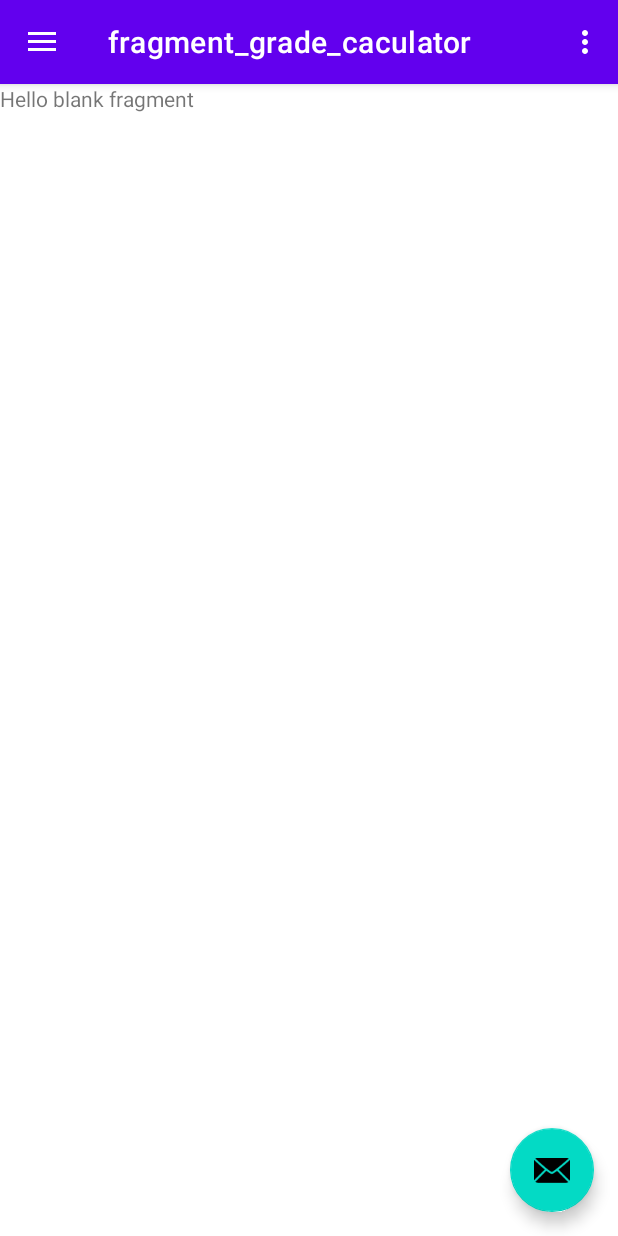
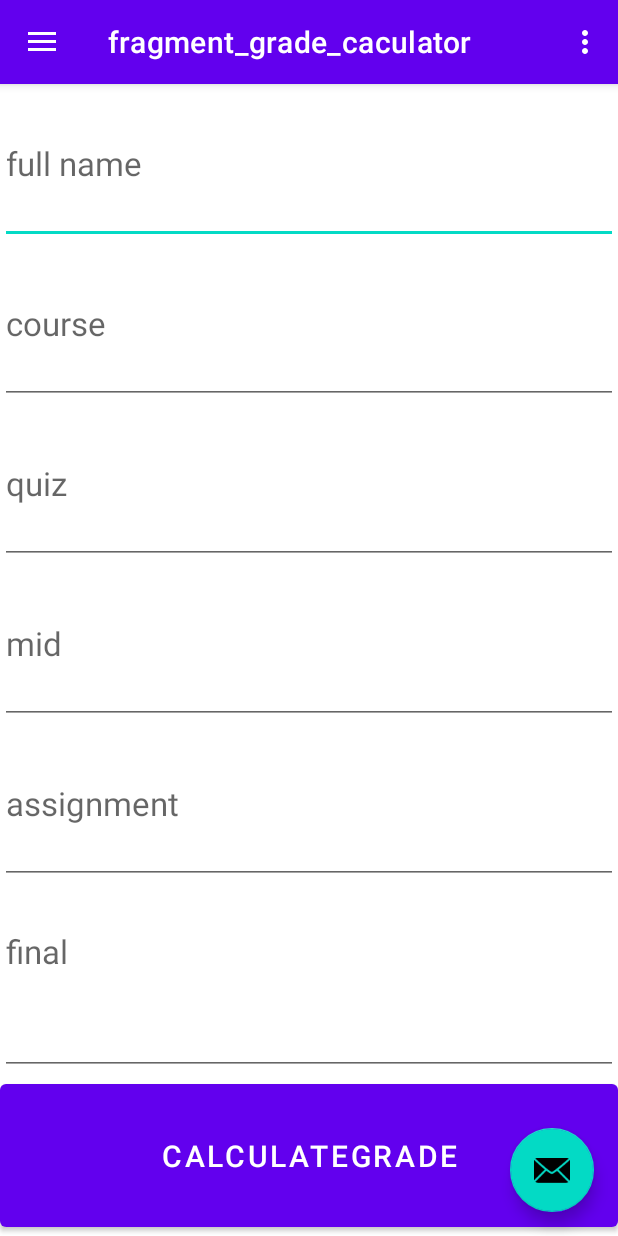
Before and after one commit to dhha/MasterMind, an Android app: the screen it shows after launch (MainActivity), in the side drawer, after a tap on "Grade Calculator", on a phone screen of 412 x 824 dp. Run offline under Robolectric (Android 15) with nearby library versions, the light colour scheme and no system bars; our stand-ins replace navigation-ui.

Commit message:
grade, grade dao and grade database added layout added

```diff
--- a/app/build.gradle
+++ b/app/build.gradle
@@ -40,6 +40,7 @@ android {
 
 dependencies {
 
+    implementation 'androidx.wear.tiles:tiles-material:1.1.0'
     def room_version = "2.5.1"
     def nav_version = "2.5.3"
 
--- a/app/src/main/AndroidManifest.xml
+++ b/app/src/main/AndroidManifest.xml
@@ -1,8 +1,12 @@
 <?xml version="1.0" encoding="utf-8"?>
 <manifest xmlns:android="http://schemas.android.com/apk/res/android"
     xmlns:tools="http://schemas.android.com/tools">
+    <uses-sdk
+        android:minSdkVersion="24"
+        android:targetSdkVersion="30" />
 
     <application
+
         android:allowBackup="true"
         android:dataExtractionRules="@xml/data_extraction_rules"
         android:fullBackupContent="@xml/backup_rules"
--- a/app/src/main/res/layout/fragment_grade_caculator.xml
+++ b/app/src/main/res/layout/fragment_grade_caculator.xml
@@ -1,14 +1,79 @@
 <?xml version="1.0" encoding="utf-8"?>
-<FrameLayout xmlns:android="http://schemas.android.com/apk/res/android"
+<LinearLayout xmlns:android="http://schemas.android.com/apk/res/android"
+    xmlns:app="http://schemas.android.com/apk/res-auto"
     xmlns:tools="http://schemas.android.com/tools"
     android:layout_width="match_parent"
     android:layout_height="match_parent"
+    android:orientation="vertical"
     tools:context=".ui.Grade.FragmentGradeCaculator">
 
-    <!-- TODO: Update blank fragment layout -->
-    <TextView
+
+    <EditText
         android:layout_width="match_parent"
-        android:layout_height="match_parent"
-        android:text="@string/hello_blank_fragment" />
+        android:layout_height="0dp"
+        android:layout_weight="10"
+        android:inputType="text"
+        android:id="@+id/fullName"
+        android:hint="full name"
+        android:textAppearance="@style/TextAppearance.AppCompat.Large">
+    </EditText>
 
-</FrameLayout>
+    <EditText
+        android:layout_width="match_parent"
+        android:layout_height="0dp"
+        android:layout_weight="10"
+        android:inputType="text"
+        android:id="@+id/course"
+        android:hint="course"
+        android:textAppearance="@style/TextAppearance.AppCompat.Large">
+    </EditText>
+    <EditText
+        android:layout_width="match_parent"
+        android:layout_height="0dp"
+         android:layout_weight="10"
+        android:inputType="text"
+        android:id="@+id/quizScore"
+        android:hint="quiz"
+        android:textAppearance="@style/TextAppearance.AppCompat.Large">
+    </EditText>
+    <EditText
+       android:layout_width="match_parent"
+       android:layout_height="0dp"
+       android:layout_weight="10"
+        android:inputType="text"
+        android:id="@+id/midScore"
+        android:hint="mid"
+        android:textAppearance="@style/TextAppearance.AppCompat.Large">
+    </EditText>
+    <EditText
+        android:id="@+id/assignment"
+        android:layout_width="match_parent"
+        android:layout_height="0dp"
+        android:layout_weight="10"
+        android:inputType="text"
+        android:hint="assignment"
+        android:textAppearance="@style/TextAppearance.AppCompat.Large">
+    </EditText>
+
+    <EditText
+        android:id="@+id/finalScore"
+         android:layout_width="match_parent"
+        android:layout_height="0dp"
+        android:layout_weight="10"
+        android:hint="final"
+        android:inputType="textMultiLine"
+        android:textAppearance="@style/TextAppearance.AppCompat.Large"
+        android:layout_marginTop="20dp"
+        android:gravity="top"/>
+
+    <Button
+        android:layout_width="match_parent"
+        android:layout_height="0dp"
+        android:layout_weight="10"
+        android:id="@+id/save"
+        android:text="calculateGrade"
+        android:textSize="20sp"
+        android:layout_alignParentTop="true">
+    </Button>
+
+</LinearLayout>
```
